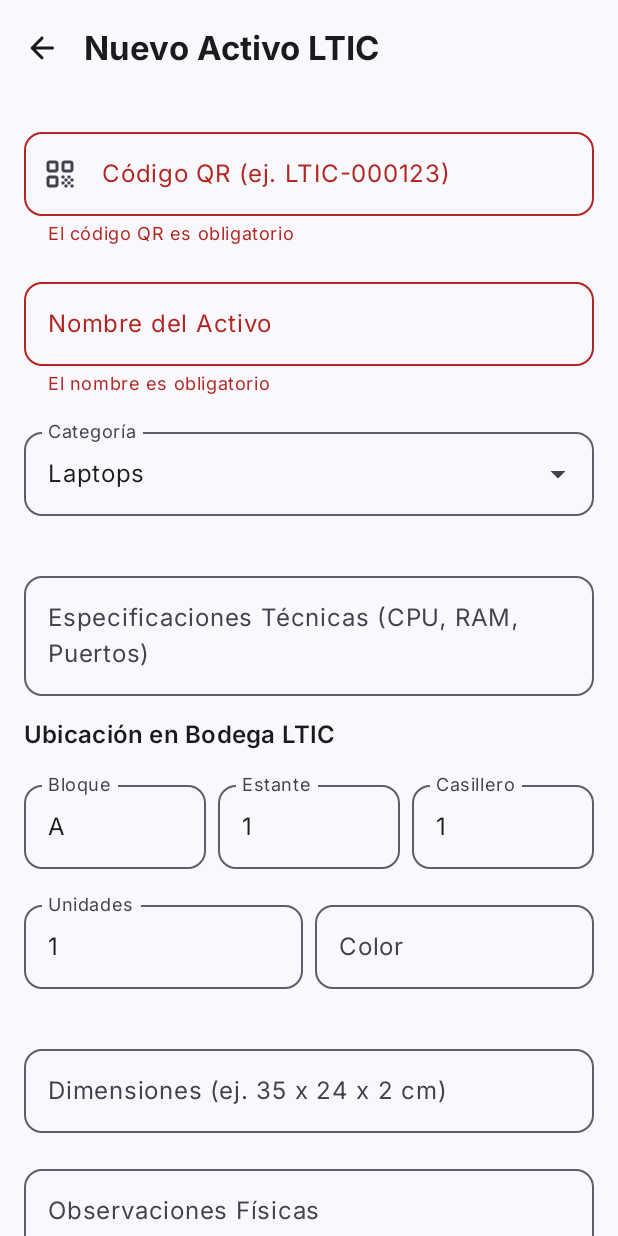
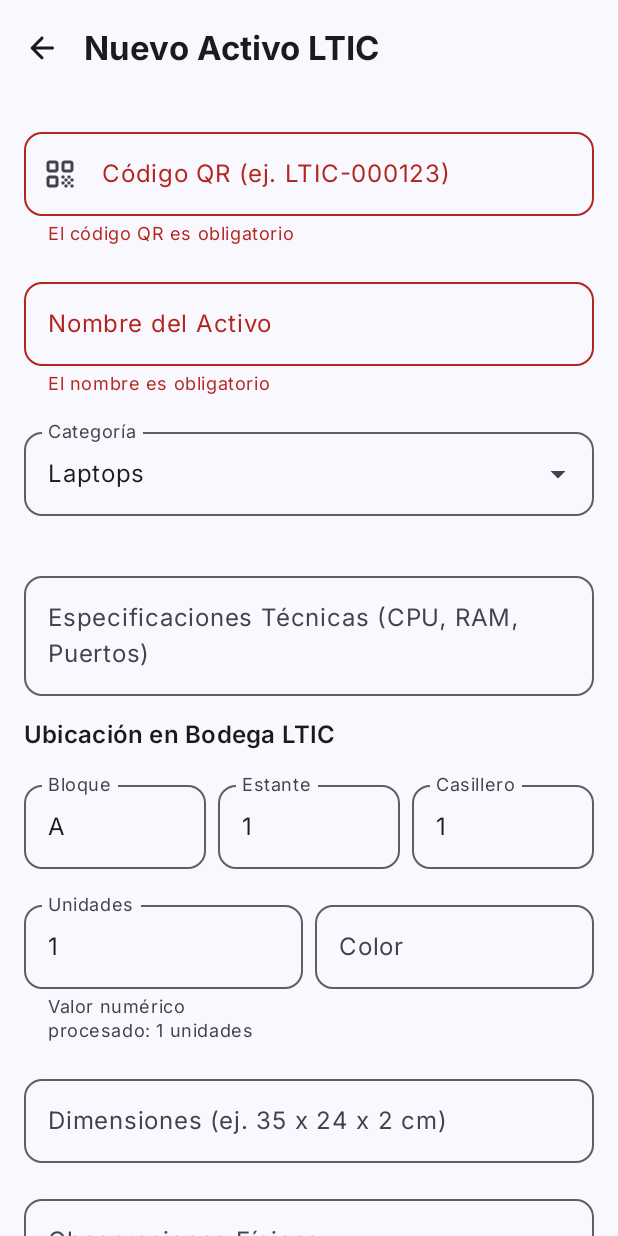
Before and after one commit to AlejandroFloresLu/AdministracionLTIC, an Android app built with Jetpack Compose: the AssetFormScreen screen opened through its navigation route, on a phone screen of 412 x 824 dp. Run offline under Robolectric (Android 15) with nearby library versions, the phone set to English and light mode, and no system bars; our stand-ins replace Room's generated code.

Commit message:
cambios caso 5

```diff
--- a/app/src/main/java/ec/edu/puce/scantech/domain/validacion/ValidadorActivo.kt
+++ b/app/src/main/java/ec/edu/puce/scantech/domain/validacion/ValidadorActivo.kt
@@ -38,34 +38,12 @@ object ValidadorActivo {
     fun validar(datos: DatosActivo, qrYaExiste: Boolean): ResultadoValidacion {
         val errores = mutableMapOf<CampoActivo, String>()
 
-        // --- CÓDIGO ORIGINAL (Comentar si el docente pide activar el Caso 1) ---
         when {
             datos.qrCode.isBlank() -> errores[CampoActivo.QR_CODE] = "El código QR es obligatorio"
             !FORMATO_QR.matches(datos.qrCode.trim()) ->
                 errores[CampoActivo.QR_CODE] = "Formato esperado: LTIC-000123"
             qrYaExiste -> errores[CampoActivo.QR_CODE] = "Ya existe un activo con este código"
         }
-
-        /* =================== [DEFENSA CASO 1: Validar QR con .takeIf y .let] ===================
-        // 🛠️ PASO PARA ACTIVAR EN EL EXAMEN:
-        // 1. Comenta el bloque "when" original de arriba.
-        // 2. Descomenta este bloque de código funcional con funciones de alcance idiomáticas:
-        datos.qrCode.trim()
-            .takeIf { it.isNotBlank() }
-            ?.let { qr ->
-                if (!FORMATO_QR.matches(qr))
-                    errores[CampoActivo.QR_CODE] = "Formato esperado: LTIC-000123"
-                else if (qrYaExiste)
-                    errores[CampoActivo.QR_CODE] = "Ya existe un activo con este código"
-            }
-            ?: run { errores[CampoActivo.QR_CODE] = "El código QR es obligatorio" }
-
-        // 💡 RESPUESTA TEÓRICA RÁPIDA:
-        // - '.let {}' transforma el objeto receptor ('it') y retorna el resultado del lambda. Se usa para
-        //   operaciones nulas seguras (?.) y cambios de tipo o formato.
-        // - '.also {}' ejecuta un efecto secundario (logging, depuración) y retorna el objeto receptor sin modificarlo.
-        // - '.takeIf { pred }' retorna el objeto si cumple la condición o null si no, habilitando el operador Elvis (?:).
-        ======================================================================================= */
 
         if (datos.nombre.isBlank()) {
             errores[CampoActivo.NOMBRE] = "El nombre es obligatorio"
@@ -75,30 +53,11 @@ object ValidadorActivo {
             errores[CampoActivo.CATEGORIA] = "Selecciona una categoría"
         }
 
-        // --- CÓDIGO ORIGINAL (Comentar si el docente pide activar el Caso 2) ---
-        val unidades = datos.units.trim().toIntOrNull()
-        when {
-            unidades == null -> errores[CampoActivo.UNITS] = "Ingresa un número entero"
-            unidades < 0 -> errores[CampoActivo.UNITS] = "Las unidades no pueden ser negativas"
+        // Manejo Seguro de Nulos (Caso 5): toIntOrNull() con operador Elvis para asignar 0 por defecto ante nulos
+        val unidades = datos.units.trim().toIntOrNull() ?: 0
+        if (unidades < 0) {
+            errores[CampoActivo.UNITS] = "Las unidades no pueden ser negativas"
         }
-
-        /* =================== [DEFENSA CASO 2: Conversión segura con toIntOrNull y Elvis] ===================
-        // 🛠️ PASO PARA ACTIVAR EN EL EXAMEN:
-        // 1. Comenta la asignación y el bloque when de "unidades" original de arriba.
-        // 2. Descomenta este bloque con feedback detallado del valor erróneo:
-        val unidadesSeguras = datos.units.trim().toIntOrNull()
-        when {
-            unidadesSeguras == null -> errores[CampoActivo.UNITS] =
-                "\"${datos.units.trim()}\" no es un número entero válido"
-            unidadesSeguras < 0 -> errores[CampoActivo.UNITS] = "Las unidades no pueden ser negativas"
-            unidadesSeguras > 9999 -> errores[CampoActivo.UNITS] = "Máximo 9 999 unidades por activo"
-        }
-
-        // 💡 RESPUESTA TEÓRICA RÁPIDA:
-        // - 'toIntOrNull()' previene 'NumberFormatException' en tiempo de ejecución al parsear texto de usuario.
-        // - En Compose/Android, una excepción no controlada en el hilo principal provoca un Fatal Crash (ANR/Cierre forzoso).
-        // - Retornar 'null' permite usar el operador Elvis '?:' o un 'when' para manejar el error de forma reactiva y elegante.
-        ================================================================================================= */
 
         if (datos.observaciones.length > MAX_OBSERVACIONES) {
             errores[CampoActivo.OBSERVACIONES] =
@@ -112,23 +71,3 @@ object ValidadorActivo {
         }
     }
 }
-
-/* =================== [DEFENSA CASO 3: Función de Extensión String.esCodigoQrLtic()] ===================
-// 🛠️ PASO PARA ACTIVAR EN EL EXAMEN:
-// 1. Descomenta esta función de extensión al final de este archivo.
-// 2. En la validación de QR de arriba, reemplaza:
-//    !FORMATO_QR.matches(datos.qrCode.trim())
-//    por:
-//    !datos.qrCode.esCodigoQrLtic()
-
-// fun String.esCodigoQrLtic(): Boolean {
-//     val regex = Regex("^LTIC-\\d{6}$")
-//     return regex.matches(this.trim())
-// }
-
-// 💡 RESPUESTA TEÓRICA RÁPIDA:
-// - Las funciones de extensión permiten agregar funcionalidad a clases existentes (como String) sin heredar de ellas
-//   ni modificar su código fuente original (principio Open/Closed de SOLID).
-// - En bytecode de JVM, se compilan como métodos estáticos donde el primer parámetro es el objeto receptor ('this').
-// - No pueden acceder a miembros privados ('private') de la clase que extienden, garantizando encapsulación estricta.
-======================================================================================================= */
--- a/app/src/main/java/ec/edu/puce/scantech/ui/form/AssetFormScreen.kt
+++ b/app/src/main/java/ec/edu/puce/scantech/ui/form/AssetFormScreen.kt
@@ -329,6 +329,10 @@ fun AssetFormContent(
                 horizontalArrangement = Arrangement.spacedBy(8.dp)
             ) {
                 val unitsError = uiState.errores[CampoActivo.UNITS]
+                // Manejo Seguro de Nulos en la Capa de UI (Caso 5)
+                val safeUnits = uiState.units.trim().toIntOrNull() ?: 0
+                val esEntradaInvalida = uiState.units.isNotBlank() && uiState.units.trim().toIntOrNull() == null
+
                 OutlinedTextField(
                     value = uiState.units,
                     onValueChange = onUnitsChange,
@@ -336,8 +340,16 @@ fun AssetFormContent(
                     keyboardOptions = KeyboardOptions(keyboardType = KeyboardType.Number),
                     isError = unitsError != null,
                     supportingText = {
-                        if (unitsError != null) {
+                        if (esEntradaInvalida) {
+                            Text(
+                                text = "Entrada no numérica ('${uiState.units}'). Se procesará como $safeUnits mediante Elvis (?:)",
+                                color = MaterialTheme.colorScheme.primary,
+                                fontWeight = FontWeight.Medium
+                            )
+                        } else if (unitsError != null) {
                             Text(text = unitsError, color = MaterialTheme.colorScheme.error)
+                        } else {
+                            Text("Valor numérico procesado: $safeUnits unidades")
                         }
                     },
                     modifier = Modifier.weight(1f),
@@ -402,7 +414,6 @@ fun AssetFormContent(
                     Text("Cancelar")
                 }
 
-                // --- CÓDIGO ORIGINAL (Comentar si el docente pide activar el Caso 12) ---
                 Button(
                     onClick = onSave,
                     enabled = !uiState.isSaving,
@@ -415,16 +426,6 @@ fun AssetFormContent(
                         contentColor = MaterialTheme.colorScheme.onPrimary
                     )
                 ) {
-                    /* =================== [DEFENSA CASO 12: Botón Guardar con enabled Reactivo a Validación] ===================
-                    // 🛠️ PASO PARA ACTIVAR EN EL EXAMEN:
-                    // Cambia la propiedad 'enabled' de arriba por:
-                    // enabled = !uiState.isSaving && uiState.isValid && uiState.errores.isEmpty()
-
-                    // 💡 RESPUESTA TEÓRICA RÁPIDA:
-                    // - Principio de Prevención de Errores (Nielsen & Material 3): La UI debe guiar activamente al usuario
-                    //   impidiendo acciones inválidas antes de que ocurran, en lugar de esperar al envío para mostrar errores.
-                    // - Compose recalcula automáticamente el valor de 'enabled' en cada recomposición sin listeners manuales.
-                    ========================================================================================================== */
                     if (uiState.isSaving) {
                         CircularProgressIndicator(
                             modifier = Modifier.size(20.dp),
--- a/app/src/main/java/ec/edu/puce/scantech/ui/form/AssetFormViewModel.kt
+++ b/app/src/main/java/ec/edu/puce/scantech/ui/form/AssetFormViewModel.kt
@@ -162,19 +162,6 @@ class AssetFormViewModel(
     fun onQrChange(value: String) {
         val uppercaseVal = value.uppercase()
         savedStateHandle[KEY_QR] = uppercaseVal
-
-        /* =================== [DEFENSA CASO 17: Auditoría y Resiliencia de SavedStateHandle] ===================
-        // 🛠️ PASO PARA ACTIVAR EN EL EXAMEN:
-        // Descomenta este log de auditoría para verificar la escritura inmediata en el bundle de supervivencia:
-        // android.util.Log.v("ScanTech_SSH", "SavedStateHandle[$KEY_QR] actualizado inmediatamente con: '$uppercaseVal'")
-
-        // 💡 RESPUESTA TEÓRICA RÁPIDA:
-        // - SavedStateHandle retiene pares clave-valor que sobreviven no solo a Configuration Changes (rotación),
-        //   sino a la muerte del proceso en segundo plano por el sistema operativo (Process Death / Low Memory Killer).
-        // - Al persistir cada tecla pulsada ('onValueChange'), si el usuario minimiza la app y Android mata el proceso
-        //   (simulable con 'adb shell am kill ec.edu.puce.scantech'), al regresar los campos se restauran intactos.
-        ====================================================================================================== */
-
         _uiState.update { it.copy(qrCode = uppercaseVal) }
         revalidar()
     }
@@ -270,28 +257,16 @@ class AssetFormViewModel(
         }
 
         val current = _uiState.value
-        val parsedUnits = current.units.trim().toIntOrNull() ?: 1
+        // Manejo Seguro de Nulos en la Capa de UI (Caso 5)
+        // Se blinda el parseo con toIntOrNull() y operador Elvis (?: 0) para tolerar entradas alfabéticas o vacías sin colapsar
+        val parsedUnits = current.units.trim().toIntOrNull() ?: 0
 
         val assetToSave = Asset(
             id = assetId ?: UUID.randomUUID().toString(),
             qrCode = current.qrCode.trim(),
             name = current.name.trim(),
             category = current.category.trim(),
-            // --- CÓDIGO ORIGINAL (Comentar si el docente pide activar el Caso 4) ---
             technicalSpecs = current.technicalSpecs.trim(),
-            /* =================== [DEFENSA CASO 4: Sanitizar Texto con Función de Alcance .run] ===================
-            // 🛠️ PASO PARA ACTIVAR EN EL EXAMEN:
-            // 1. Comenta la asignación de technicalSpecs de arriba.
-            // 2. Descomenta esta transformación funcional idiomática con .run {}:
-            // technicalSpecs = current.technicalSpecs.run {
-            //     trim().uppercase()
-            // },
-
-            // 💡 RESPUESTA TEÓRICA RÁPIDA:
-            // - '.run {}' ejecuta un bloque de código en el contexto del objeto receptor ('this') y retorna el resultado
-            //   de la última expresión del bloque (a diferencia de '.apply {}' que retorna el propio objeto receptor).
-            // - Es ideal para cómputos o transformaciones encadenadas sobre un mismo objeto antes de asignarlo.
-            ====================================================================================================== */
             color = current.color.trim().ifBlank { null },
             dimensions = current.dimensions.trim().ifBlank { null },
             block = current.block.trim().ifBlank { "A" },
@@ -306,13 +281,6 @@ class AssetFormViewModel(
 
             val result = guardarActivoUseCase(asset = assetToSave, isEditMode = isEditMode)
             withContext(Dispatchers.Main) {
-                /* =================== [DEFENSA CASO 25: Manejo Exhaustivo de Result.Success vs Result.Error] ===================
-                // 💡 EXPLICACIÓN TEÓRICA RÁPIDA:
-                // - En lugar de lanzar excepciones (try-catch descontrolados), la capa de Dominio retorna un 'sealed interface Result<T>'.
-                // - Esto obliga a la capa de UI a contemplar explícitamente tanto el camino feliz (Success) como el de fallo (Error).
-                // - La expresión 'when (result)' no requiere 'else', garantizando que si se agrega un nuevo subtipo
-                //   (ej. 'Result.Loading' o 'Result.NetworkError'), el compilador señalará de inmediato todos los puntos a actualizar.
-                ================================================================================================================ */
                 when (result) {
                     is Result.Success -> {
                         _uiState.update { it.copy(isSaving = false, isSavedSuccess = true) }
```
Also changed, not shown: 2 other files.
